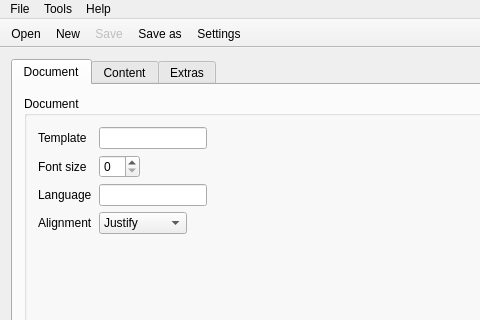
The window that clattr.ui (blblblu/Clattr) describes before a commit, drawn with Qt 5; both pictures show x 0 to 480 and y 0 to 320 of the 800 by 600 pixel window.
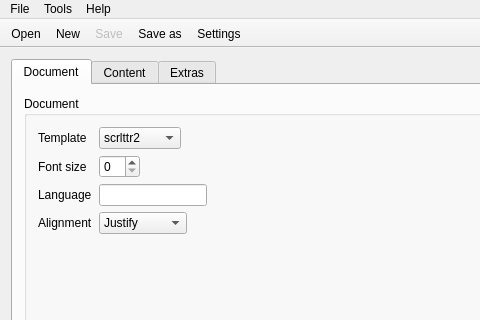
The same window after the commit. Icons and pictures are not drawn.

```diff
--- a/clattr.ui
+++ b/clattr.ui
@@ -70,16 +70,6 @@
              </property>
             </widget>
            </item>
-           <item row="0" column="1">
-            <widget class="QLineEdit" name="inputTemplate">
-             <property name="enabled">
-              <bool>true</bool>
-             </property>
-             <property name="text">
-              <string/>
-             </property>
-            </widget>
-           </item>
            <item row="1" column="0">
             <widget class="QLabel" name="labelFontsize">
              <property name="text">
@@ -130,6 +120,20 @@
              </item>
             </widget>
            </item>
+           <item row="0" column="1">
+            <widget class="QComboBox" name="inputTemplate">
+             <item>
+              <property name="text">
+               <string>scrlttr2</string>
+              </property>
+             </item>
+             <item>
+              <property name="text">
+               <string>scrlttr2old</string>
+              </property>
+             </item>
+            </widget>
+           </item>
           </layout>
          </widget>
         </item>
```
Left out of the diff: 21 changed lines with no effect on the pictures.
